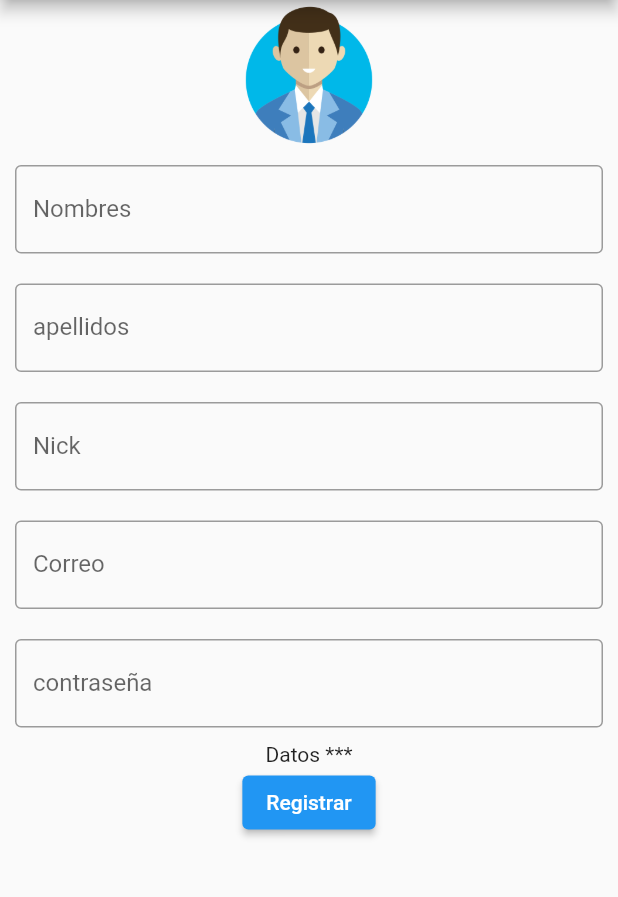
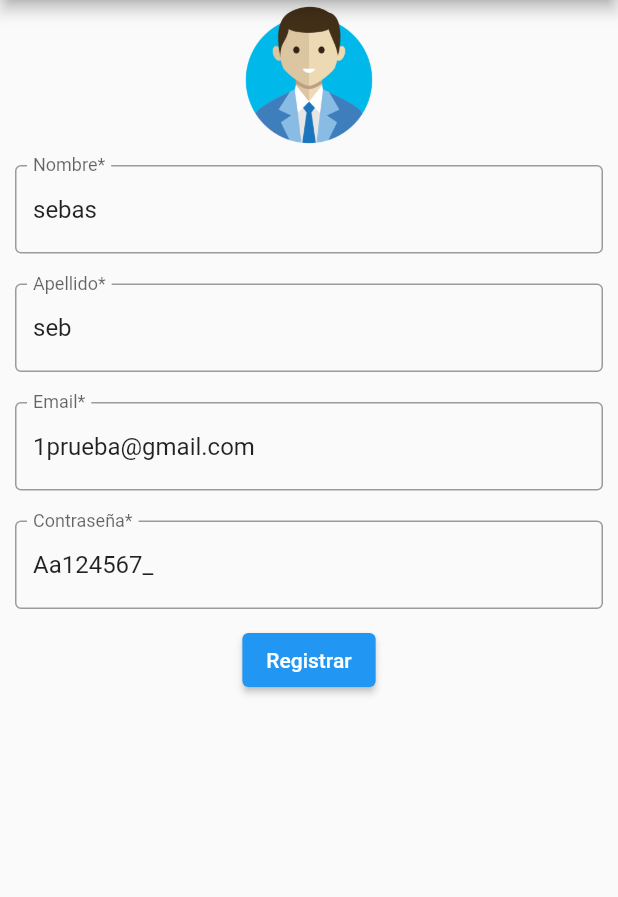
Before and after one commit to sebastianjsam/MoviePhileDemos, a Flutter app: the screen it shows after launch, after a tap on "Registrar", on a phone screen of 412 x 824 dp, the part 84-981 px from its top. Run offline on Flutter 3.47's test engine with Material 2 defaults, Android fonts, the phone set to English and light mode, and no system bars; accounts and stored records are empty; network calls fail.

Commit message:
Actualización_ v 0.0.2

```diff
--- /dev/null
+++ b/Demos/sebastian/lib/Models/ValidateDatos.dart
@@ -0,0 +1,61 @@
+import 'package:moviephile/utils/TextApp.dart';
+
+class ValidateDatos {
+  //
+
+  static bool isNameInvalid = false;
+  static bool isLastNameInvalid = false;
+  static bool isEmailInvalid = false;
+  static bool isNickInvalid = false;
+  static bool ispassWordInvalid = false;
+
+  static bool validateName(String valueName) {
+    if (valueName.isEmpty) {
+      return true;
+    }
+
+    return false;
+  }
+
+  static bool validatemail(String valuemail) {
+    if (!(valuemail.contains('@')) || valuemail.isEmpty) {
+      return true;
+    }
+    return false;
+  }
+
+  static bool validateLastName(String valueLastName) {
+    if (valueLastName.isEmpty) {
+      return true;
+    }
+    return false;
+  }
+
+  static bool validateNick(String valueNixk) {
+    if (valueNixk.isEmpty) {
+      return true;
+    }
+    return false;
+  }
+
+  static bool validatepass(String valuepass) {
+    if (valuepass.isEmpty) {
+      return true;
+    }
+    return false;
+  }
+
+/*
+retorna si todos los datos son validos
+*/
+  static bool Datevalided() {
+    if (isNameInvalid ||
+        isLastNameInvalid ||
+        isEmailInvalid ||
+        isNickInvalid ||
+        ispassWordInvalid) {
+      return false;
+    }
+    return true;
+  }
+}
--- a/Demos/sebastian/lib/main.dart
+++ b/Demos/sebastian/lib/main.dart
@@ -1,8 +1,8 @@
-import 'dart:convert';
-
 import 'package:flutter/material.dart';
-import 'package:http/http.dart' as http;
-import 'package:http/http.dart';
+import 'package:moviephile/Models/ValidateDatos.dart';
+import 'package:moviephile/services/ConectApi.dart';
+import 'package:moviephile/utils/RoutesAPP.dart';
+import 'package:moviephile/utils/TextApp.dart';
 
 void main() {
   runApp(MyApp());
@@ -17,7 +17,14 @@ class MyApp extends StatelessWidget {
       theme: ThemeData(
         primarySwatch: Colors.blue,
       ),
-      home: MyHomePage(title: 'MoviePhile'),
+      initialRoute: '/',
+      routes: {
+        '/': (context) => MyHomePage(
+              title: 'MoviePhile',
+              key: key,
+            ),
+        '/Login': (context) => secondPage(),
+      },
     );
   }
 }
@@ -31,92 +38,12 @@ class MyHomePage extends StatefulWidget {
 }
 
 class _MyHomePageState extends State<MyHomePage> {
-  var url = Uri.parse("https://api.thecatapi.com/v1/categories");
-  String textoMostrar = "Datos ***";
-  void _registrar() async {
-    final respuesta = await http.get(url);
+  final _nombre = TextEditingController(text: 'sebas');
+  final _apellidos = TextEditingController(text: 'seb');
+  final _nick = TextEditingController(text: 'seb');
+  final _correo = TextEditingController(text: '1prueba@gmail.com');
+  final _contrasena = TextEditingController(text: 'Aa124567_');
 
-    if (respuesta.statusCode == 200) {
-      textoMostrar = jsonDecode(respuesta.body).toString();
-    } else {
-      textoMostrar = "Error con la respuesta";
-    }
-  }
-
-  Future<String> RegisterUser(
-      String name, String email, String password) async {
-    print("registrar");
-    print(jsonEncode(
-        {'Name': name, 'Email': 'prueba5@gmail.com', 'Password': 'Aa124567_'}));
-    final response = await http.post(
-      Uri.parse('http://10.0.2.2:53865/api/Auth/Register'),
-      headers: <String, String>{
-        'Content-Type': 'application/json; charset=UTF-8',
-      },
-      body: jsonEncode({
-        'Name': 'Batman1',
-        'Email': 'prueba1gmail.com',
-        'Password': 'Aa124567_'
-      }),
-    );
-    Map<String, dynamic> user = jsonDecode(response.body);
-    print("****" + user.toString());
-    if (response.statusCode == 200) {
-      // If the server did return a 201 CREATED response,
-      // then parse the JSON.
-      //return Album.fromJson(jsonDecode(response.body));
-      print("xd");
-      print((response.body).toString());
-      var json = jsonDecode(response.body);
-
-      Map<String, dynamic> user = jsonDecode(response.body);
-      print(user);
-      print(user['errors']);
-      print("result " + user['result'].toString());
-
-      print("JsonDecode " + (jsonDecode(response.body)).toString());
-      setState(() {
-        if (user['result'] == false) {
-          textoMostrar = (user['errors']).toString();
-        } else {
-          textoMostrar = 'Registro Exitoso';
-        }
-      });
-
-      return (user['errors']).toString();
-    } else {
-      // If the server did not return a 201 CREATED response,
-      // then throw an exception.
-      //throw Exception('Failed');
-      //return "Failed ";
-
-      print("Failed" + response.statusCode.toString());
-      Map<String, dynamic> user = jsonDecode(response.body);
-      print(user);
-      print(user['errors']);
-
-      setState(() {
-        textoMostrar = 'Error' + user['errors'].toString();
-      });
-      return "Failed ";
-    }
-  }
-
-  Future<http.Response> registrarseBackend() {
-    return http.post(
-      Uri.https('https://192.168.0.19:44307/api/Auth/', 'Register'),
-      headers: <String, String>{
-        'Content-Type': 'application/json; charset=UTF-8',
-      },
-      body: jsonEncode(<String, String>{
-        "Name": "Batman1",
-        "Email": "prueba1@gmail.com",
-        "Password": "Aa124567_"
-      }),
-    );
-  }
-
-  final myController = TextEditingController();
   @override
   Widget build(BuildContext context) {
     return Scaffold(
@@ -129,63 +56,89 @@ class _MyHomePageState extends State<MyHomePage> {
             Container(
               height: 100,
               width: 100,
-              child: Image(
-                  image: AssetImage(
-                'assets/images/avatar.png',
-              )),
+              child: Image(image: AssetImage(RoutesAPP.IMG_PERFIL_REGISTRAR)),
+            ),
+            Container(
+              padding: const EdgeInsets.all(10),
+              child: TextFormField(
+                controller: _nombre,
+                decoration: InputDecoration(
+                  border: OutlineInputBorder(),
+                  labelText: TextApp.NAME_TEXT,
+                  errorText:
+                      ValidateDatos.isNameInvalid ? TextApp.INVALID_Name : null,
+                ),
+              ),
             ),
             Container(
               padding: const EdgeInsets.all(10),
               child: TextField(
-                  controller: myController,
+                  controller: _apellidos,
                   decoration: InputDecoration(
                     border: OutlineInputBorder(),
-                    labelText: 'Nombres',
+                    labelText: TextApp.LASTNAME_TEXT,
+                    errorText: ValidateDatos.isLastNameInvalid
+                        ? TextApp.INVALID_LAST_NAME
+                        : null,
+                  )),
+            ),
+
+            Container(
+              padding: const EdgeInsets.all(10),
+              child: TextFormField(
+                  controller: _correo,
+                  decoration: InputDecoration(
+                    border: OutlineInputBorder(),
+                    labelText: TextApp.EMAIL_TEXT,
+                    errorText: ValidateDatos.isEmailInvalid
+                        ? TextApp.INVALID_EMAIL
+                        : null,
                   )),
             ),
             Container(
               padding: const EdgeInsets.all(10),
               child: TextField(
+                  controller: _contrasena,
                   decoration: InputDecoration(
-                border: OutlineInputBorder(),
-                labelText: 'apellidos',
-              )),
+                    border: OutlineInputBorder(),
+                    labelText: TextApp.PASSWORD_TEXT,
+                    errorText: ValidateDatos.ispassWordInvalid
+                        ? TextApp.INVALID_PASSWORD
+                        : null,
+                  )),
             ),
-            Container(
-              padding: const EdgeInsets.all(10),
-              child: TextField(
-                  decoration: InputDecoration(
-                border: OutlineInputBorder(),
-                labelText: 'Nick',
-              )),
-            ),
-            Container(
-              padding: const EdgeInsets.all(10),
-              child: TextField(
-                  decoration: InputDecoration(
-                border: OutlineInputBorder(),
-                labelText: 'Correo',
-              )),
-            ),
-            Container(
-              padding: const EdgeInsets.all(10),
-              child: TextField(
-                  decoration: InputDecoration(
-                border: OutlineInputBorder(),
-                labelText: 'contraseña',
-              )),
-            ),
-            Text(textoMostrar),
+            //Text(textoMostrar),
             ElevatedButton(
-              onPressed: () {
+              onPressed: () async {
+                setState(() {
+                  ValidateDatos.isNameInvalid =
+                      ValidateDatos.validateName(_nombre.text);
+                  ValidateDatos.isLastNameInvalid =
+                      ValidateDatos.validateLastName(_apellidos.text);
+                  ValidateDatos.isEmailInvalid =
+                      ValidateDatos.validatemail(_correo.text);
+
+                  ValidateDatos.ispassWordInvalid =
+                      ValidateDatos.validatepass(_contrasena.text);
+                });
+
                 //_registrar();
-                var r = RegisterUser(myController.text, 'seas', 'as');
-                setState(() {
-                  //String futuro =
-                  //(RegisterUser('sebas', 'seas', 'as')).toString();
+                if (ValidateDatos.Datevalided()) {
+                  final Map<String, dynamic> resgistroUSer =
+                      await ConnectionApi.RegisterUser(
+                    _nombre.text,
+                    _nick.text,
+                    _correo.text,
+                    _contrasena.text,
+                  );
+                  setState(() {
+                    ConnectionApi.Errores(resgistroUSer['errors'].toString());
+                  });
 
-                  textoMostrar = textoMostrar;
-                });
+                  if (resgistroUSer['errors'].toString() == 'null') {
+                    Navigator.pushNamed(context, '/Login');
+                  }
+                }
               },
               child: Text('Registrar'),
             ),
@@ -196,3 +149,34 @@ class _MyHomePageState extends State<MyHomePage> {
     );
   }
 }
+
+class secondPage extends StatelessWidget {
+  @override
+  Widget build(Object context) {
+    // TODO: implement build
+
+    return Scaffold(
+      appBar: AppBar(),
+      body: Center(
+        child: Container(
+          child: Column(
+            children: [
+              Text(
+                'Registro Exitoso',
+                style: TextStyle(fontSize: 40),
+              ),
+              RaisedButton(
+                child: Text('Ir page 1'),
+                onPressed: () {
+                  Navigator.pop(
+                    context,
+                  );
+                },
+              ),
+            ],
+          ),
+        ),
+      ),
+    );
+  }
+}
--- /dev/null
+++ b/Demos/sebastian/lib/services/ConectApi.dart
@@ -0,0 +1,56 @@
+import 'dart:convert';
+
+import 'package:http/http.dart' as http;
+import 'package:http/http.dart' as https;
+import 'package:moviephile/Models/ValidateDatos.dart';
+import 'package:moviephile/utils/TextApp.dart';
+
+class ConnectionApi {
+  static String url = TextApp.CONNECTION_API_URL;
+  //
+  static Future<Map<String, dynamic>> RegisterUser(
+      String nameApellido, String nick, String email, String password) async {
+    var response = null;
+    try {
+      response = await http.post(
+        Uri.parse(url),
+        headers: <String, String>{
+          'Content-Type': 'application/json; charset=UTF-8',
+        },
+        body: jsonEncode(
+            {'Name': nameApellido, 'Email': email, 'Password': password}),
+      );
+    } catch (e) {
+      print("Error: Post");
+    }
+    Map<String, dynamic> user = jsonDecode(response.body);
+    if (response.statusCode == 200) {
+      user = jsonDecode(response.body);
+      return user;
+    } else {
+      user = jsonDecode(response.body);
+      return user;
+    }
+  }
+
+  static void Errores(var Errores) {
+    var ErroresSeparados = Errores.split(',');
+    String erroresPasword = "";
+    String erroresEmail = "";
+    for (var Es in ErroresSeparados) {
+      if (Es.contains('Passwords')) {
+        erroresPasword += Es + '\n';
+      } else {
+        erroresEmail += Es + '\n';
+      }
+    }
+    if (erroresEmail != "") {
+      TextApp.INVALID_EMAIL = erroresEmail;
+      ValidateDatos.isEmailInvalid = true;
+    }
+    if (erroresPasword != "") {
+      TextApp.INVALID_PASSWORD = erroresPasword;
+      ValidateDatos.ispassWordInvalid = true;
+    }
+  }
+}
--- /dev/null
+++ b/Demos/sebastian/lib/utils/RoutesAPP.dart
@@ -0,0 +1,3 @@
+class RoutesAPP {
+  static final String IMG_PERFIL_REGISTRAR = 'assets/images/avatar.png';
+}
--- /dev/null
+++ b/Demos/sebastian/lib/utils/TextApp.dart
@@ -0,0 +1,18 @@
+class TextApp {
+//Texto
+  static final String NAME_TEXT = "Nombre\*";
+  static final String LASTNAME_TEXT = "Apellido\*";
+  static final String NICK_TEXT = "Nick\*";
+  static final String EMAIL_TEXT = "Email\*";
+  static final String PASSWORD_TEXT = "Contraseña\*";
+
+  //invalid datos
+  static final String INVALID_Name = "Nombre no válido";
+  static final String INVALID_LAST_NAME = "Apellido no válido";
+  static final String INVALID_NICK = "Nick no válido";
+  static String INVALID_EMAIL = "Correo no válido ";
+  static String INVALID_PASSWORD =
+      "Contraseña no válido\n tiene que tener mas de 3";
+
+  static String CONNECTION_API_URL = 'http://10.0.2.2:53865/api/Auth/Register';
+}
```
Also changed, not shown: 2 other files.
